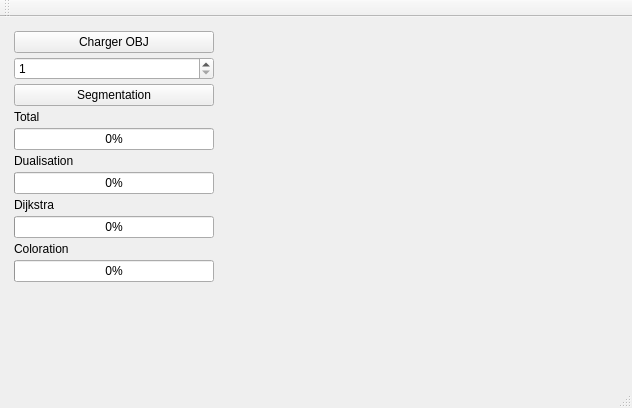
The window that mainwindow.ui (theauriffaut/TER-Segmentation-hierarchique) describes before a commit, drawn with Qt 5.
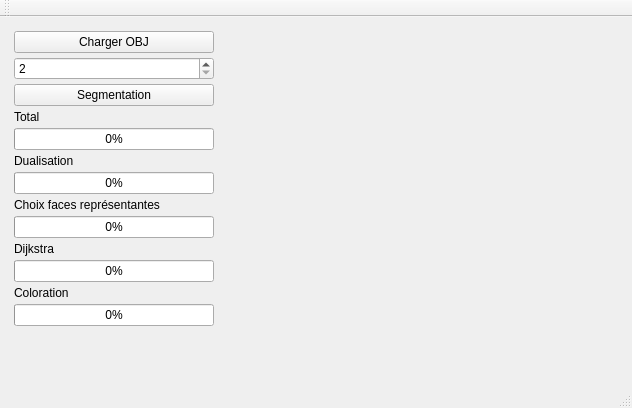
The same window after the commit. Custom widgets are drawn as their Qt base class.

What changed in the file:
```diff
--- a/mainwindow.ui
+++ b/mainwindow.ui
@@ -61,10 +61,10 @@
        <item>
         <widget class="QSpinBox" name="spinBox_segmentation">
          <property name="minimum">
-          <number>1</number>
+          <number>2</number>
          </property>
          <property name="maximum">
-          <number>10</number>
+          <number>20</number>
          </property>
         </widget>
        </item>
@@ -103,6 +103,20 @@
          </property>
         </widget>
        </item>
+       <item>
+        <widget class="QLabel" name="label_5">
+         <property name="text">
+          <string>Choix faces représentantes</string>
+         </property>
+        </widget>
+       </item>
+       <item>
+        <widget class="QProgressBar" name="progressChoix">
+         <property name="value">
+          <number>0</number>
+         </property>
+        </widget>
+       </item>
        <item>
         <widget class="QLabel" name="label">
          <property name="text">
```
